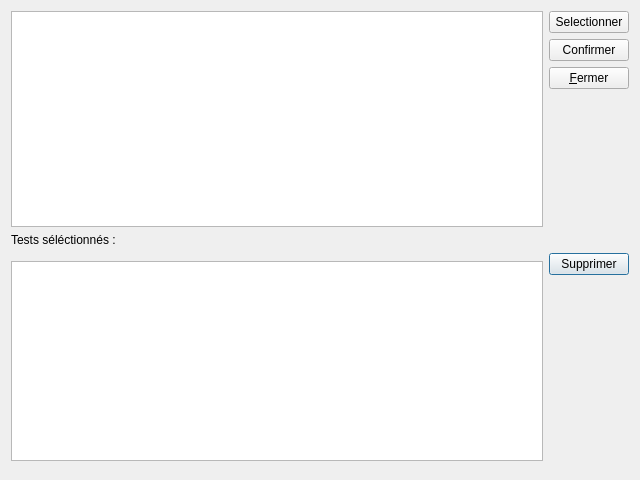
Qt form dlg_testxml.ui (InformatiqueAtmoNA/tam) before a commit.
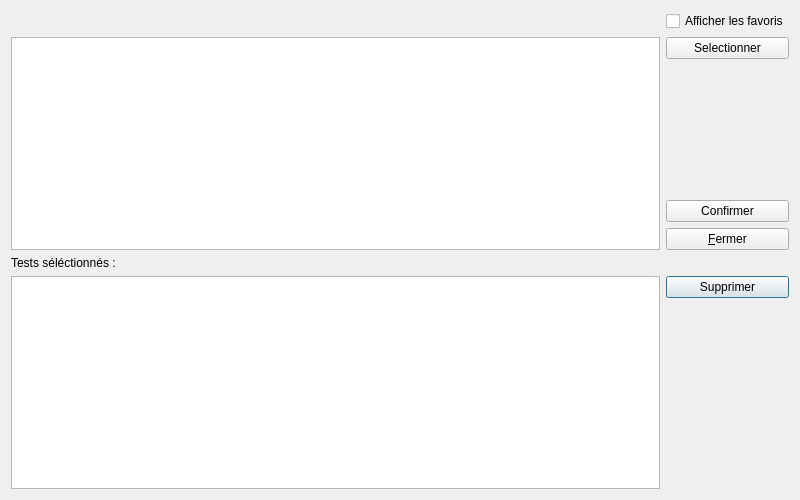
The same form after that commit.

Commit message: ajout des favoris dans la programmation d'une série de tests,retour a la page rapports de tests quand on quitte un rapport de tests

```diff
--- a/dlg_testxml.ui
+++ b/dlg_testxml.ui
@@ -6,8 +6,8 @@
    <rect>
     <x>0</x>
     <y>0</y>
-    <width>640</width>
-    <height>480</height>
+    <width>800</width>
+    <height>500</height>
    </rect>
   </property>
   <property name="windowTitle">
@@ -16,7 +16,10 @@
   <layout class="QGridLayout" name="gridLayout_2">
    <item row="0" column="0">
     <layout class="QGridLayout" name="gridLayout">
-     <item row="3" column="1">
+     <item row="1" column="0">
+      <widget class="QTableView" name="tableView"/>
+     </item>
+     <item row="4" column="1">
       <layout class="QVBoxLayout" name="verticalLayout_3">
        <property name="sizeConstraint">
         <enum>QLayout::SetMinimumSize</enum>
@@ -43,7 +46,14 @@
        </item>
       </layout>
      </item>
-     <item row="0" column="1">
+     <item row="2" column="0">
+      <widget class="QLabel" name="label">
+       <property name="text">
+        <string>Tests séléctionnés :</string>
+       </property>
+      </widget>
+     </item>
+     <item row="1" column="1">
       <layout class="QVBoxLayout" name="verticalLayout">
        <item>
         <widget class="QPushButton" name="button_Selectionner">
@@ -52,6 +62,19 @@
          </property>
         </widget>
        </item>
+       <item>
+        <spacer name="verticalSpacer_3">
+         <property name="orientation">
+          <enum>Qt::Vertical</enum>
+         </property>
+         <property name="sizeHint" stdset="0">
+          <size>
+           <width>20</width>
+           <height>40</height>
+          </size>
+         </property>
+        </spacer>
+       </item>
        <item>
         <widget class="QPushButton" name="button_Confirmer">
          <property name="text">
@@ -66,42 +89,26 @@
          </property>
         </widget>
        </item>
-       <item>
-        <spacer name="verticalSpacer">
-         <property name="orientation">
-          <enum>Qt::Vertical</enum>
-         </property>
-         <property name="sizeHint" stdset="0">
-          <size>
-           <width>20</width>
-           <height>40</height>
-          </size>
-         </property>
-        </spacer>
-       </item>
       </layout>
      </item>
-     <item row="0" column="0">
-      <widget class="QTableView" name="tableView"/>
-     </item>
-     <item row="3" column="0">
+     <item row="4" column="0">
       <layout class="QVBoxLayout" name="verticalLayout_4">
        <item>
         <widget class="QTableWidget" name="testsSelectionnes">
          <property name="maximumSize">
           <size>
-           <width>535</width>
-           <height>200</height>
+           <width>16777215</width>
+           <height>16777215</height>
           </size>
          </property>
         </widget>
        </item>
       </layout>
      </item>
-     <item row="1" column="0">
-      <widget class="QLabel" name="label">
+     <item row="0" column="1">
+      <widget class="QCheckBox" name="checkBoxFavoris">
        <property name="text">
-        <string>Tests séléctionnés :</string>
+        <string>Afficher les favoris</string>
        </property>
       </widget>
      </item>
```
The commit also changes 17 other files.
